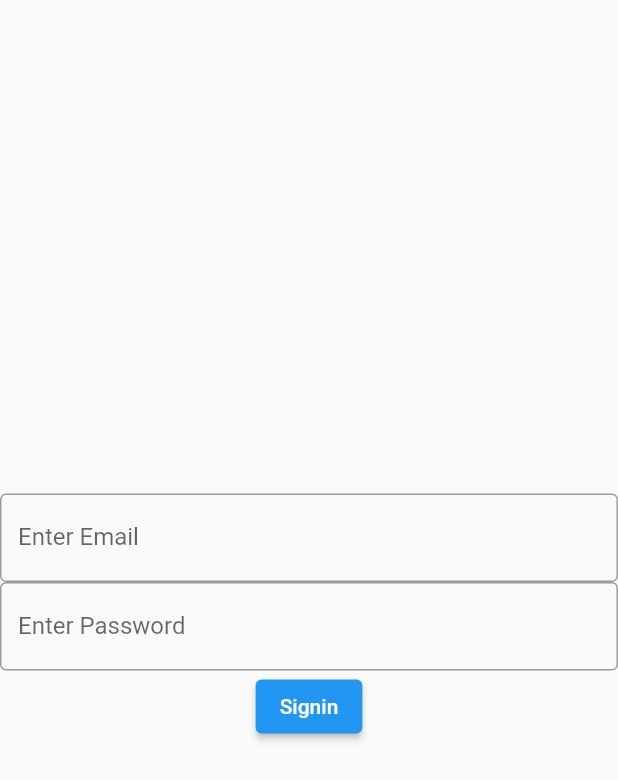
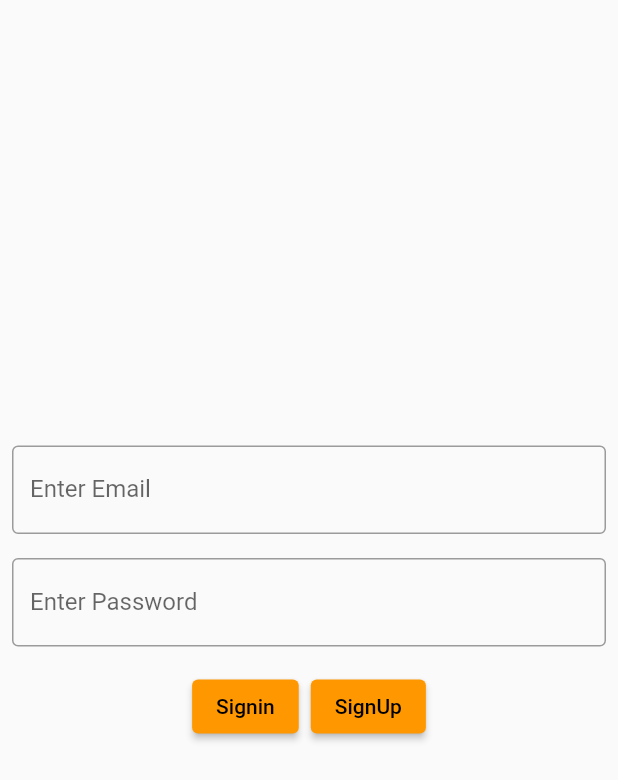
Before and after one commit to shunta0213/KaihatsuDojo, a Flutter app: the screen it shows after launch, on a phone screen of 412 x 824 dp. Shown: the top 780 px of the screen. Run offline on Flutter 3.47's test engine with Material 2 defaults, Android fonts, the light colour scheme and no system bars; our stand-ins replace firebase_auth, firebase_core; accounts and stored records are empty.

Commit message:
ログイン処理　ー＞メインぺージ表示　の実装

```diff
--- a/lib/auth.dart
+++ /dev/null
@@ -1,145 +0,0 @@
-import 'package:flutter/material.dart';
-import 'package:firebase_auth/firebase_auth.dart';
-
-class AuthPage extends StatefulWidget {
-  const AuthPage({Key? key}) : super(key: key);
-
-  @override
-  State<AuthPage> createState() => _AuthPageState();
-}
-
-class _AuthPageState extends State<AuthPage> {
-  @override
-  Widget build(BuildContext context) {
-    String _email = "";
-    String _password = "";
-    bool passwordVeil = true;
-
-    //
-    String passCheckSentence = 'Password must include at least one upper case';
-    RegExp pattern = RegExp(r"(?=.*[a-z])(?=.*[A-Z])\w+");
-    bool passCheck = false;
-
-    void pathCheck() {
-      setState(() {
-        passCheck = pattern.hasMatch(_password);
-        if (passCheck) {
-          passCheckSentence = 'Good PassWord';
-        } else {
-          passCheckSentence = 'Password must include at least one upper case';
-        }
-      });
-    }
-
-    return Scaffold(
-        body: Center(
-            child: Column(
-              mainAxisAlignment: MainAxisAlignment.center,
-              children: [
-                TextFormField(
-                  decoration: const InputDecoration(
-                    border: OutlineInputBorder(),
-                    labelText: 'Enter Email',
-                  ),
-                  onChanged: (String _emailTemp) {
-                    _email = _emailTemp;
-                  },
-                ),
-                TextFormField(
-                  decoration: const InputDecoration(
-                    border: OutlineInputBorder(),
-                    labelText: 'PassWord',
-                  ),
-                  // hide password
-                  obscureText: passwordVeil,
-                  onChanged: (String _passwordTemp) {
-                    _password = _passwordTemp;
-                  },
-                ),
-                ElevatedButton(
-                    onPressed: () async {
-                      try {
-                        final FirebaseAuth auth = FirebaseAuth.instance;
-                        final UserCredential userCredential =
-                        await auth.createUserWithEmailAndPassword(
-                            email: _email, password: _password);
-                      } on FirebaseAuthException catch (e) {
-                        if (e.code == 'weak-password') {
-                          print('The password provided is too week.');
-                        } else if (e.code == 'email-already-in-use') {
-                          print('The account already exists for that mail.');
-                        }
-                      } catch (e) {
-                        print(e);
-                      }
-                    },
-                    child: const Text('SignUp')),
-              ],
-            )));
-  }
-}
-
-class LoginPage extends StatefulWidget {
-  const LoginPage({Key? key}) : super(key: key);
-
-  @override
-  State<StatefulWidget> createState() => _LoginPageState();
-}
-
-class _LoginPageState extends State<LoginPage> {
-  String _email = "";
-  String _password = "";
-
-  final db = FirebaseAuth.instance.authStateChanges().listen((User? user) {
-    if (user == null) {
-      print('User is currently signed out!');
-    } else {
-      print('User is signed in');
-    }
-  });
-
-
-  @override
-  Widget build(BuildContext context) {
-    return Scaffold(
-        body: Center(
-          child: Column(
-            mainAxisAlignment: MainAxisAlignment.center,
-            children: [
-              TextFormField(
-                decoration: const InputDecoration(
-                  border: OutlineInputBorder(),
-                  labelText: 'Enter Email',
-                ),
-                onChanged: (String _emailTemp) {
-                  _email = _emailTemp;
-                },
-              ),
-              TextFormField(
-                decoration: const InputDecoration(
-                  border: OutlineInputBorder(),
-                  labelText: 'Enter Password',
-                ),
-                onChanged: (String _passwordTemp) {
-                  _password = _passwordTemp;
-                },
-              ),
-              ElevatedButton(onPressed: () async {
-                try {
-                  UserCredential signIn = await FirebaseAuth.instance
-                      .signInWithEmailAndPassword(
-                      email: _email, password: _password);
-                } on FirebaseAuthException catch (e) {
-                  if (e.code == 'user-not-found') {
-                    print('No user found for that email');
-                  } else if (e.code == "wrong-password") {
-                    print('Wrong password provided for that user');
-                  }
-                }
-              }, child: Text('Signin')),
-
-            ],
-          ),
-        ));
-  }
-}
--- /dev/null
+++ b/lib/login_form.dart
@@ -0,0 +1,186 @@
+import 'package:flutter/material.dart';
+import 'package:firebase_auth/firebase_auth.dart';
+import 'package:kaihatsu_test/main.dart';
+import 'package:provider/provider.dart';
+
+class LoginPage extends StatefulWidget {
+  const LoginPage({Key? key}) : super(key: key);
+
+  @override
+  State<StatefulWidget> createState() => _LoginPageState();
+}
+
+class _LoginPageState extends State<LoginPage> {
+  String _email = "";
+  String _password = "";
+  String infoText = "";
+
+  @override
+  Widget build(BuildContext context) {
+    final UserState userState = Provider.of<UserState>(context);
+
+    return Scaffold(
+        body: Center(
+      child: Column(
+        mainAxisAlignment: MainAxisAlignment.center,
+        children: [
+          Padding(
+            padding: const EdgeInsets.all(8.0),
+            child: TextFormField(
+              decoration: const InputDecoration(
+                border: OutlineInputBorder(),
+                labelText: 'Enter Email',
+              ),
+              onChanged: (String value) {
+                _email = value;
+              },
+            ),
+          ),
+          Padding(
+            padding: const EdgeInsets.all(8.0),
+            child: TextFormField(
+              decoration: const InputDecoration(
+                border: OutlineInputBorder(),
+                labelText: 'Enter Password',
+              ),
+              onChanged: (String value) {
+                _password = value;
+              },
+            ),
+          ),
+          Padding(
+            padding: const EdgeInsets.all(8.0),
+            child: Row(
+                mainAxisAlignment: MainAxisAlignment.center,
+                mainAxisSize: MainAxisSize.min,
+                children: [
+                  ElevatedButton(
+                      onPressed: () async {
+                        try {
+                          UserCredential signIn = await FirebaseAuth.instance
+                              .signInWithEmailAndPassword(
+                                  email: _email, password: _password);
+                          // ユーザー情報更新
+                          userState.setUser(signIn.user!);
+                          await Navigator.of(context)
+                              .pushReplacementNamed('/mainPage');
+                        } catch (e) {
+                          // Error
+                          setState(() {
+                            infoText = "ログインに失敗しました: ${e.toString()}";
+                          });
+                        }
+                      },
+                      child: Text('Signin')),
+                  const SizedBox(
+                    width: 8.0,
+                  ),
+                  ElevatedButton(
+                      onPressed: () {
+                        Navigator.of(context).pushNamed('/signUpPage');
+                      },
+                      child: Text('SignUp')),
+                ]),
+          ),
+          Container(
+            padding: const EdgeInsets.all(8),
+            child: Text(infoText),
+          ),
+        ],
+      ),
+    ));
+  }
+}
+
+class SignUpPage extends StatefulWidget {
+  const SignUpPage({Key? key}) : super(key: key);
+
+  @override
+  State<SignUpPage> createState() => _SignUpPageState();
+}
+
+class _SignUpPageState extends State<SignUpPage> {
+  @override
+  Widget build(BuildContext context) {
+    String _email = "";
+    String _password = "";
+    bool passwordVeil = true;
+
+    final UserState userState = Provider.of<UserState>(context);
+
+    //
+    String passCheckSentence = 'Password must include at least one upper case';
+    RegExp pattern = RegExp(r"(?=.*[a-z])(?=.*[A-Z])\w+");
+    bool passCheck = false;
+
+    void pathCheck() {
+      setState(() {
+        passCheck = pattern.hasMatch(_password);
+        if (passCheck) {
+          passCheckSentence = 'Good PassWord';
+        } else {
+          passCheckSentence = 'Password must include at least one upper case';
+        }
+      });
+    }
+
+    void signUp() async {
+      try {
+        final FirebaseAuth auth = FirebaseAuth.instance;
+        final UserCredential userCredential = await auth
+            .createUserWithEmailAndPassword(email: _email, password: _password);
+        // ユーザー情報更新
+        userState.setUser(userCredential.user!);
+        await Navigator.of(context).pushReplacementNamed('/mainPage');
+      } on FirebaseAuthException catch (e) {
+        if (e.code == 'weak-password') {
+          print('The password provided is too week.');
+        } else if (e.code == 'email-already-in-use') {
+          print('The account already exists for that mail.');
+        }
+      } catch (e) {
+        print(e);
+      }
+    }
+
+    return Scaffold(
+      body: Center(
+          child: Column(
+        mainAxisAlignment: MainAxisAlignment.center,
+        children: [
+          TextFormField(
+            decoration: const InputDecoration(
+              border: OutlineInputBorder(),
+              labelText: 'Enter Email',
+            ),
+            onChanged: (String _emailTemp) {
+              _email = _emailTemp;
+            },
+          ),
+          TextFormField(
+            decoration: const InputDecoration(
+              border: OutlineInputBorder(),
+              labelText: 'PassWord',
+            ),
+            // hide password
+            obscureText: passwordVeil,
+            onChanged: (String _passwordTemp) {
+              _password = _passwordTemp;
+            },
+          ),
+          ElevatedButton(
+              onPressed: () async {
+                signUp();
+              },
+              child: const Text('SignUp')),
+        ],
+      )),
+      floatingActionButton: FloatingActionButton(
+        onPressed: () {
+          Navigator.of(context).pop();
+        },
+        child: const Icon(Icons.back_hand),
+      ),
+    );
+  }
+}
--- a/lib/main.dart
+++ b/lib/main.dart
@@ -1,26 +1,50 @@
 import 'package:flutter/material.dart';
 import 'package:firebase_core/firebase_core.dart';
-import 'package:kaihatsu_test/auth.dart';
+import 'package:firebase_auth/firebase_auth.dart';
+import 'package:flutter/services.dart';
+import 'package:provider/provider.dart';
+
+import 'package:kaihatsu_test/login_form.dart';
+import 'package:kaihatsu_test/display.dart';
 
 void main() async {
   WidgetsFlutterBinding.ensureInitialized();
   await Firebase.initializeApp();
-  runApp(const MyApp());
+  runApp(MyApp());
+}
+
+class UserState extends ChangeNotifier {
+  User? user;
+  final _auth = FirebaseAuth.instance;
+
+  void setUser(User newUser) {
+    user = newUser;
+    notifyListeners();
+  }
 }
 
 class MyApp extends StatelessWidget {
-  const MyApp({Key? key}) : super(key: key);
+  MyApp({Key? key}) : super(key: key);
+  final UserState userState = UserState();
 
   @override
   Widget build(BuildContext context) {
-    return MaterialApp(
-      theme: ThemeData.light(),
-      //for debug
-      debugShowCheckedModeBanner: false,
-      title: 'Authentication Test',
-
-      //Change LoginPage or AuthPage
-      home: const LoginPage(),
+    return ChangeNotifierProvider<UserState>(
+      create: (context) => UserState(),
+      child: MaterialApp(
+        theme: ThemeData(
+          primarySwatch: Colors.orange,
+        ),
+        //for debug
+        debugShowCheckedModeBanner: false,
+        title: 'Authentication Test',
+        routes: {
+          '/loginPage': (context) => const LoginPage(),
+          '/signUpPage': (context) => const SignUpPage(),
+          '/mainPage' : (context) => const MainPage(),
+        },
+        home: const LoginPage(),
+      ),
     );
   }
 }
```
Also changed, not shown: lib/display.dart (added, +12 -0 lines).
